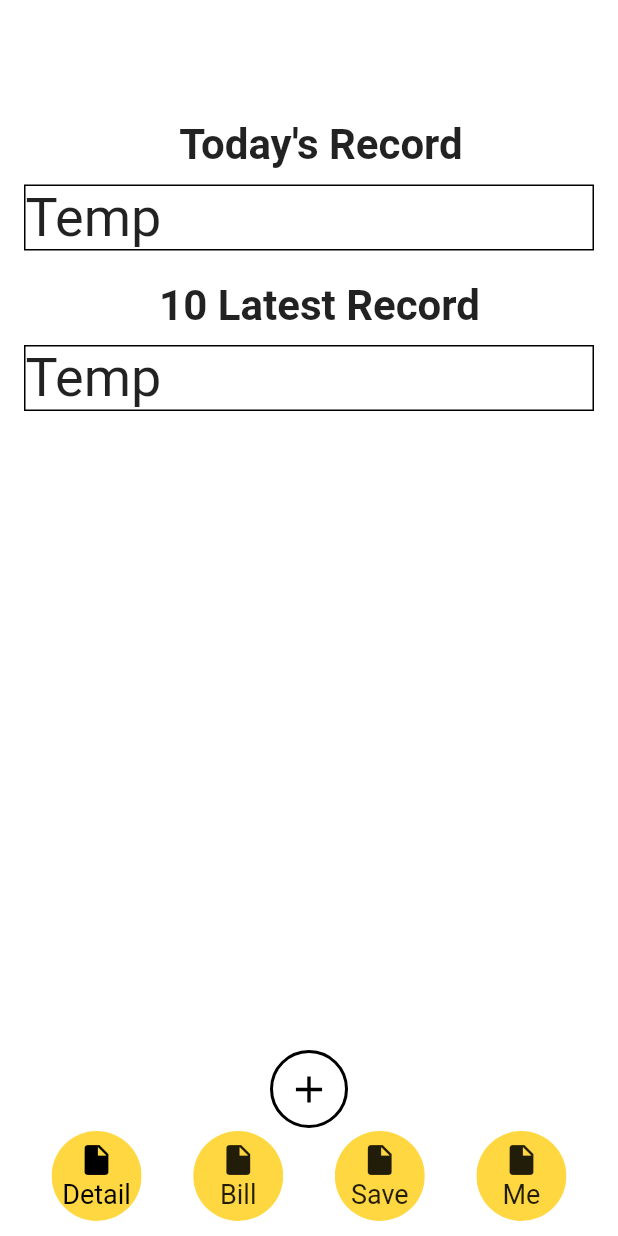
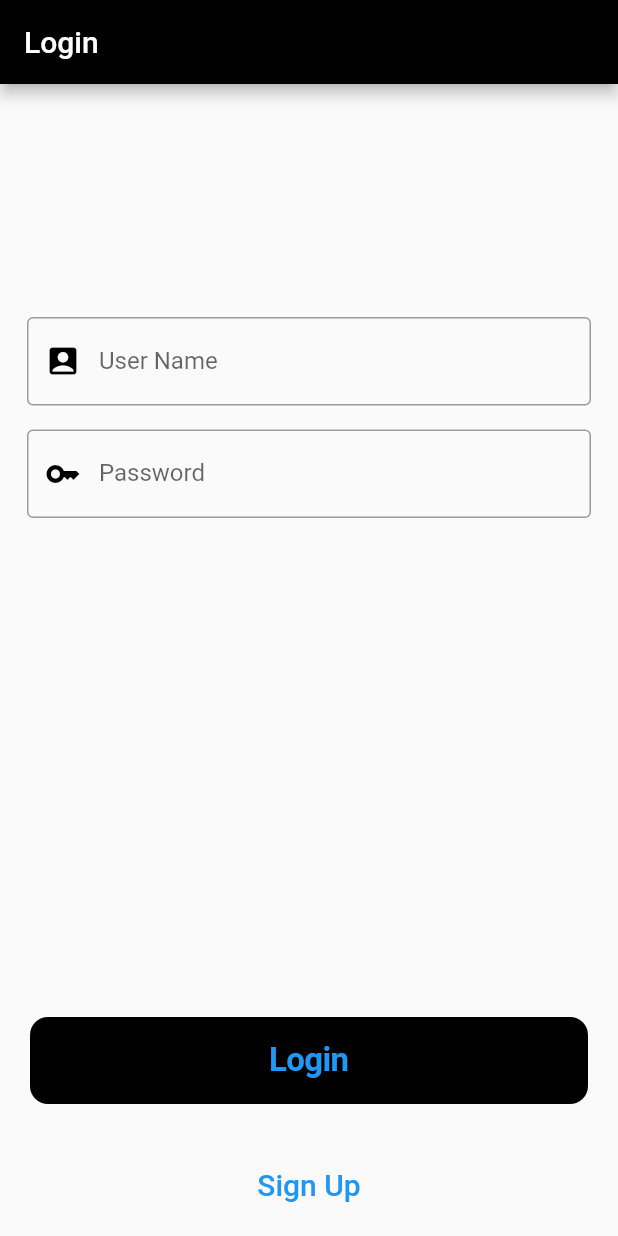
Before and after one commit to Zixuan01/CS184, a Flutter app: the screen it shows after launch, on a phone screen of 412 x 824 dp. Run offline on Flutter 3.47's test engine with Material 2 defaults, Android fonts, the phone set to English and light mode, and no system bars; our stand-ins replace firebase_auth, firebase_core; accounts and stored records are empty.

```diff
--- /dev/null
+++ b/cs184/lib/login_page/login_page.dart
@@ -0,0 +1,126 @@
+import 'package:cs184/login_page/sign_up_page.dart';
+import 'package:cs184/main_page/main_page.dart';
+import 'package:flutter/cupertino.dart';
+import 'package:flutter/foundation.dart';
+import 'package:flutter/material.dart';
+import 'package:firebase_auth/firebase_auth.dart';
+
+class LoginPage extends StatefulWidget {
+  @override
+  _LoginPageState createState() => _LoginPageState();
+}
+
+class _LoginPageState extends State<LoginPage> {
+  @override
+  Widget build(BuildContext context) {
+    // TODO: implement build
+    String username = "";
+    String password = "";
+    var width = MediaQuery.of(context).size.width;
+    var height = MediaQuery.of(context).size.height;
+    // This method is rerun every time setState is called, for instance as done
+    // by the _incrementCounter method above.
+    //
+    // The Flutter framework has been optimized to make rerunning build methods
+    // fast, so that you can just rebuild anything that needs updating rather
+    // than having to individually change instances of widgets.
+    return Scaffold(
+      appBar: AppBar(
+        title: const Text(
+          'Login',
+          style: TextStyle(color: Colors.white),
+        ),
+        backgroundColor: Colors.black,
+      ),
+      body: Container(
+        decoration: const BoxDecoration(color: Color.fromARGB(0, 237, 10, 10)),
+        child: Padding(
+          padding: const EdgeInsets.all(10.0),
+          child: Center(
+            child: Column(
+              mainAxisAlignment: MainAxisAlignment.center,
+              mainAxisSize: MainAxisSize.max,
+              children: [
+                Padding(padding: EdgeInsets.only(top: height / 6)),
+                Padding(
+                  padding: const EdgeInsets.all(8.0),
+                  child: TextField(
+                    decoration: const InputDecoration(
+                        prefixIcon: Icon(
+                          Icons.account_box_rounded,
+                          color: Colors.black,
+                        ),
+                        border: OutlineInputBorder(),
+                        labelText: "User Name",
+                        hintText: "Enter a valid email"),
+                    onChanged: (value) {
+                      username = value;
+                    },
+                  ),
+                ),
+                Padding(
+                  padding: const EdgeInsets.all(8.0),
+                  child: TextField(
+                    onChanged: (value) {
+                      password = value;
+                    },
+                    obscureText: true,
+                    decoration: const InputDecoration(
+                        prefixIcon: Icon(
+                          Icons.key,
+                          color: Colors.black,
+                        ),
+                        border: OutlineInputBorder(),
+                        labelText: "Password",
+                        hintText: "Enter your password"),
+                  ),
+                ),
+                Expanded(
+                  child: Container(),
+                ),
+                Padding(
+                  padding:
+                      const EdgeInsets.only(left: 10, right: 10, bottom: 30),
+                  child: Container(
+                    width: double.infinity,
+                    child: CupertinoButton(
+                      color: Colors.black,
+                      child: const Text(
+                        "Login",
+                        style: TextStyle(
+                            fontSize: 22, fontWeight: FontWeight.bold),
+                      ),
+                      onPressed: () {
+                        FocusScope.of(context).unfocus();
+                        FirebaseAuth.instance
+                            .signInWithEmailAndPassword(
+                                email: username, password: password)
+                            .then((signedInUser) {
+                          Navigator.of(context).pushNamed('/main_page');
+                        }).catchError((e) {
+                          print(e);
+
+                          var snackBar = SnackBar(
+                            content: Text(e.message),
+                          );
+                          ScaffoldMessenger.of(context).showSnackBar(snackBar);
+                        });
+                      },
+                    ),
+                  ),
+                ),
+                TextButton(
+                    onPressed: () {
+                      Navigator.of(context).push(MaterialPageRoute(
+                          builder: (context) => SignUpPage()));
+                    },
+                    child:
+                        const Text("Sign Up", style: TextStyle(fontSize: 20))),
+              ],
+            ),
+          ),
+        ),
+      ),
+    );
+  }
+}
--- a/cs184/lib/main.dart
+++ b/cs184/lib/main.dart
@@ -7,6 +7,8 @@ import 'package:flutter/material.dart';
 import 'package:firebase_core/firebase_core.dart';
 import 'firebase_options.dart';
 
+import 'login_page/login_page.dart';
+import 'login_page/sign_up_page.dart';
 import 'main_page/main_page.dart';
 
 void main() async {
@@ -14,115 +16,24 @@ void main() async {
   await Firebase.initializeApp(
     options: DefaultFirebaseOptions.currentPlatform,
   );
-  runApp(MyApp());
+  runApp(const MyApp());
 }
 
 class MyApp extends StatelessWidget {
   const MyApp({Key? key}) : super(key: key);
 
-  // This widget is the root of your application.
   @override
   Widget build(BuildContext context) {
     return MaterialApp(
-      title: 'Flutter Demo',
-      theme: ThemeData(
-        // This is the theme of your application.
-        //
-        // Try running your application with "flutter run". You'll see the
-        // application has a blue toolbar. Then, without quitting the app, try
-        // changing the primarySwatch below to Colors.green and then invoke
-        // "hot reload" (press "r" in the console where you ran "flutter run",
-        // or simply save your changes to "hot reload" in a Flutter IDE).
-        // Notice that the counter didn't reset back to zero; the application
-        // is not restarted.
-        primarySwatch: Colors.blue,
-      ),
-      home: const MainPage(),
+      title: 'CS 184 Final Project',
+      initialRoute: '/login',
+      routes: {
+        '/login': (context) => LoginPage(),
+        '/signup': (context) => SignUpPage(),
+        '/main_page': (context) => const MainPage(),
+        '/detail_page': (context) => const DetailPage(),
+        '/me_page': (context) => const MePage(),
+      },
     );
   }
 }
-
-class MyHomePage extends StatefulWidget {
-  const MyHomePage({Key? key, required this.title}) : super(key: key);
-
-  // This widget is the home page of your application. It is stateful, meaning
-  // that it has a State object (defined below) that contains fields that affect
-  // how it looks.
-
-  // This class is the configuration for the state. It holds the values (in this
-  // case the title) provided by the parent (in this case the App widget) and
-  // used by the build method of the State. Fields in a Widget subclass are
-  // always marked "final".
-
-  final String title;
-
-  @override
-  State<MyHomePage> createState() => _MyHomePageState();
-}
-
-class _MyHomePageState extends State<MyHomePage> {
-  int _counter = 0;
-
-  void _incrementCounter() {
-    setState(() {
-      // This call to setState tells the Flutter framework that something has
-      // changed in this State, which causes it to rerun the build method below
-      // so that the display can reflect the updated values. If we changed
-      // _counter without calling setState(), then the build method would not be
-      // called again, and so nothing would appear to happen.
-      _counter++;
-    });
-  }
-
-  @override
-  Widget build(BuildContext context) {
-    // This method is rerun every time setState is called, for instance as done
-    // by the _incrementCounter method above.
-    //
-    // The Flutter framework has been optimized to make rerunning build methods
-    // fast, so that you can just rebuild anything that needs updating rather
-    // than having to individually change instances of widgets.
-    return Scaffold(
-      appBar: AppBar(
-        // Here we take the value from the MyHomePage object that was created by
-        // the App.build method, and use it to set our appbar title.
-        title: Text(widget.title),
-      ),
-      body: Center(
-        // Center is a layout widget. It takes a single child and positions it
-        // in the middle of the parent.
-        child: Column(
-          // Column is also a layout widget. It takes a list of children and
-          // arranges them vertically. By default, it sizes itself to fit its
-          // children horizontally, and tries to be as tall as its parent.
-          //
-          // Invoke "debug painting" (press "p" in the console, choose the
-          // "Toggle Debug Paint" action from the Flutter Inspector in Android
-          // Studio, or the "Toggle Debug Paint" command in Visual Studio Code)
-          // to see the wireframe for each widget.
-          //
-          // Column has various properties to control how it sizes itself and
-          // how it positions its children. Here we use mainAxisAlignment to
-          // center the children vertically; the main axis here is the vertical
-          // axis because Columns are vertical (the cross axis would be
-          // horizontal).
-          mainAxisAlignment: MainAxisAlignment.center,
-          children: <Widget>[
-            const Text(
-              'You have pushed the button this many times:',
-            ),
-            Text(
-              '$_counter',
-              style: Theme.of(context).textTheme.headline4,
-            ),
-          ],
-        ),
-      ),
-      floatingActionButton: FloatingActionButton(
-        onPressed: _incrementCounter,
-        tooltip: 'Increment',
-        child: const Icon(Icons.add),
-      ), // This trailing comma makes auto-formatting nicer for build methods.
-    );
-  }
-}
--- a/cs184/lib/main_page/main_page.dart
+++ b/cs184/lib/main_page/main_page.dart
@@ -150,7 +150,7 @@ class _MainPageState extends State<MainPage> {
                         color: Colors.amberAccent,
                         child: InkWell(
                           onTap: () {
-                             Navigator.of(context).push(MaterialPageRoute(
+                            Navigator.of(context).push(MaterialPageRoute(
                                 builder: (context) => const SavePage()));
                           },
                           child: Column(
@@ -174,8 +174,7 @@ class _MainPageState extends State<MainPage> {
                         color: Colors.amberAccent,
                         child: InkWell(
                           onTap: () {
-                            Navigator.of(context).push(MaterialPageRoute(
-                                builder: (context) => const MePage()));
+                            Navigator.of(context).pushNamed('/me_page');
                           },
                           child: Column(
                             mainAxisAlignment: MainAxisAlignment.center,
--- a/cs184/pubspec.yaml
+++ b/cs184/pubspec.yaml
@@ -37,6 +37,7 @@ dependencies:
   intl: ^0.17.0
   fl_chart: ^0.50.6
   firebase_core: ^1.17.0
+  firebase_auth: ^3.3.19
 
 dev_dependencies:
   flutter_test:
```
Also changed, not shown: cs184/lib/login_page/sign_up_page.dart (added, +128 -0 lines), cs184/pubspec.lock, 10 other files.
